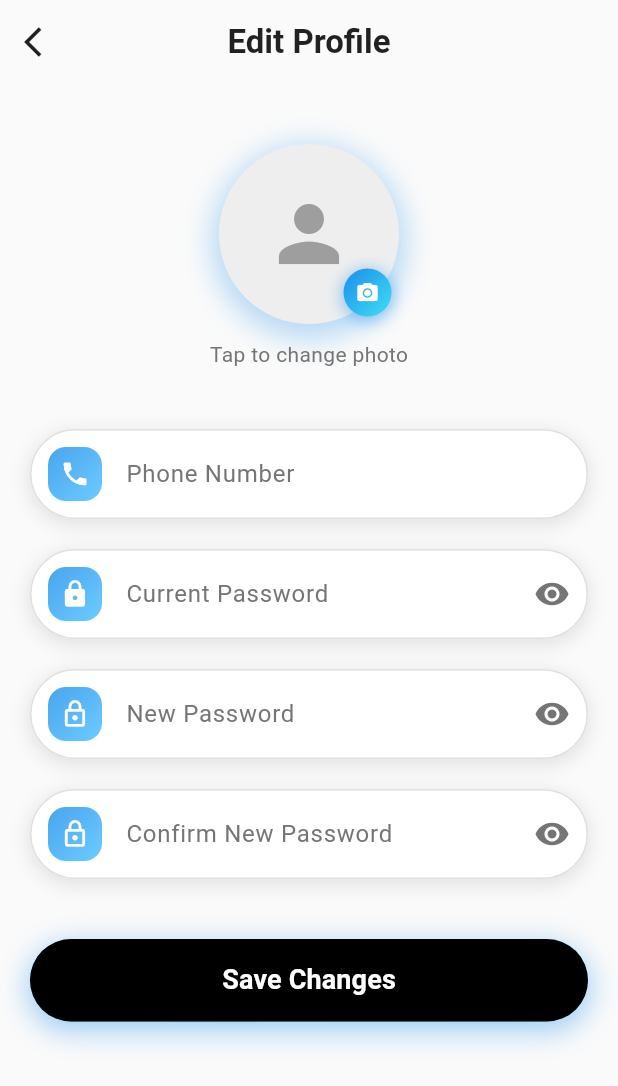
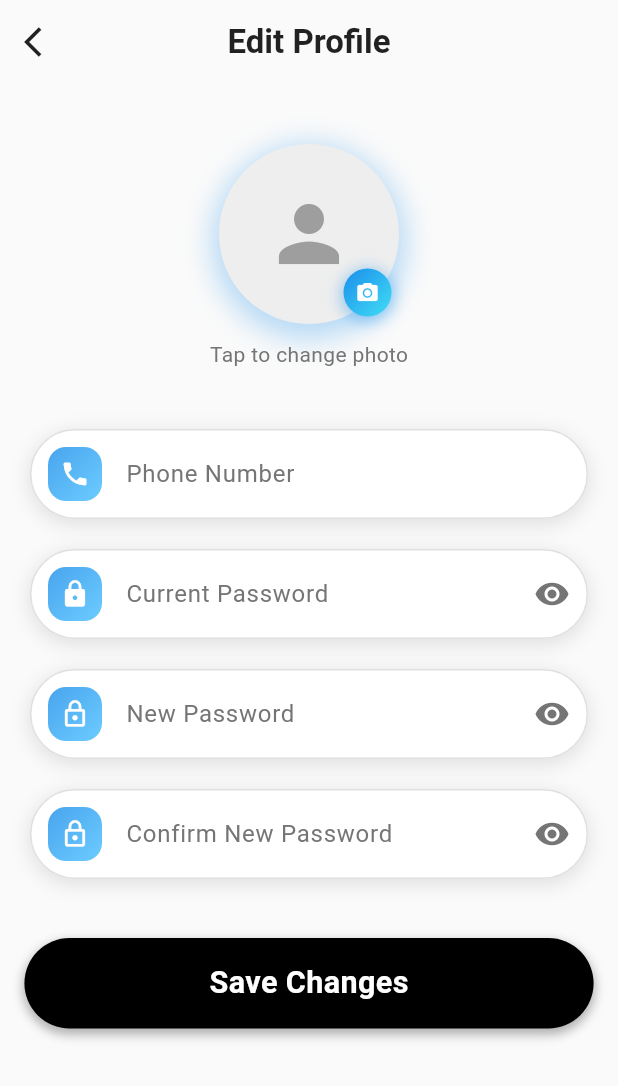
Before and after one commit to AbdelaliDuiche6/cmc_travel_app, a Flutter app: the EditProfilePage screen opened directly, on a phone screen of 412 x 824 dp. Shown: the top 1086 px of the screen. Run offline on Flutter 3.47's test engine with Material 3 defaults, Android fonts, the light colour scheme and no system bars; drawn by our look-alikes of flutter_animate; our stand-ins replace animate_do, fl_chart, flutter_svg, image_picker, percent_indicator, supabase_flutter; accounts and stored records are empty.

Commit message:
modify button

```diff
--- a/lib/pages/admin/edit_profile.dart
+++ b/lib/pages/admin/edit_profile.dart
@@ -1,9 +1,11 @@
+import 'package:cmc_travel_app/components/my_button.dart';
 import 'package:flutter/material.dart';
 import 'package:image_picker/image_picker.dart';
 import 'package:supabase_flutter/supabase_flutter.dart';
 import 'dart:io';
 import 'package:path/path.dart' as path;
-
+import 'package:animate_do/animate_do.dart';
+import 'package:flutter_animate/flutter_animate.dart';
 class EditProfilePage extends StatefulWidget {
   @override
   _EditProfilePageState createState() => _EditProfilePageState();
@@ -601,53 +603,60 @@ class _EditProfilePageState extends State<EditProfilePage>
                       ),
 
                       SizedBox(height: 20),
+                      FadeInUp(
+                    delay: const Duration(milliseconds: 800),
+                    child: _isLoading
+                      ? const Center(child: CircularProgressIndicator())
+                      : MyButton(text: "Save Changes", onTap: _saveChanges),
+                  ),
 
-                      AnimatedBuilder(
-                        animation: _buttonScaleAnimation,
-                        builder: (context, child) {
-                          return Transform.scale(
-                            scale: _buttonScaleAnimation.value,
-                            child: Container(
-                              width: double.infinity,
-                              height: 55,
-                              decoration: BoxDecoration(
-                                gradient: LinearGradient(
-                                  colors: [primaryColor, const Color.fromARGB(255, 65, 220, 255)],
-                                  begin: Alignment.topLeft,
-                                  end: Alignment.bottomRight,
-                                ),
-                                borderRadius: BorderRadius.circular(35),
-                                boxShadow: [
-                                  BoxShadow(
-                                    color: primaryColor.withOpacity(0.4),
-                                    spreadRadius: 2,
-                                    blurRadius: 15,
-                                    offset: Offset(0, 5),
-                                  ),
-                                ],
-                              ),
-                              child: ElevatedButton(
-                                onPressed: _saveChanges,
-                                style: ElevatedButton.styleFrom(
-                                  backgroundColor: Colors.black,
-                                  shadowColor: Colors.transparent,
-                                  shape: RoundedRectangleBorder(
-                                    borderRadius: BorderRadius.circular(35),
-                                  ),
-                                ),
-                                child: Text(
-                                  "Save Changes",
-                                  style: TextStyle(
-                                    color: Colors.white,
-                                    fontSize: 18,
-                                    fontWeight: FontWeight.bold,
-                                  ),
-                                ),
-                              ),
-                            ),
-                          );
-                        },
-                      ),
+
+                      // AnimatedBuilder(
+                      //   animation: _buttonScaleAnimation,
+                      //   builder: (context, child) {
+                      //     return Transform.scale(
+                      //       scale: _buttonScaleAnimation.value,
+                      //       child: Container(
+                      //         width: double.infinity,
+                      //         height: 55,
+                      //         decoration: BoxDecoration(
+                      //           gradient: LinearGradient(
+                      //             colors: [primaryColor, const Color.fromARGB(255, 65, 220, 255)],
+                      //             begin: Alignment.topLeft,
+                      //             end: Alignment.bottomRight,
+                      //           ),
+                      //           borderRadius: BorderRadius.circular(35),
+                      //           boxShadow: [
+                      //             BoxShadow(
+                      //               color: primaryColor.withOpacity(0.4),
+                      //               spreadRadius: 2,
+                      //               blurRadius: 15,
+                      //               offset: Offset(0, 5),
+                      //             ),
+                      //           ],
+                      //         ),
+                      //         child: ElevatedButton(
+                      //           onPressed: _saveChanges,
+                      //           style: ElevatedButton.styleFrom(
+                      //             backgroundColor: Colors.black,
+                      //             shadowColor: Colors.transparent,
+                      //             shape: RoundedRectangleBorder(
+                      //               borderRadius: BorderRadius.circular(35),
+                      //             ),
+                      //           ),
+                      //           child: Text(
+                      //             "Save Changes",
+                      //             style: TextStyle(
+                      //               color: Colors.white,
+                      //               fontSize: 18,
+                      //               fontWeight: FontWeight.bold,
+                      //             ),
+                      //           ),
+                      //         ),
+                      //       ),
+                      //     );
+                      //   },
+                      // ),
 
                       SizedBox(height: 30),
                     ],
```
